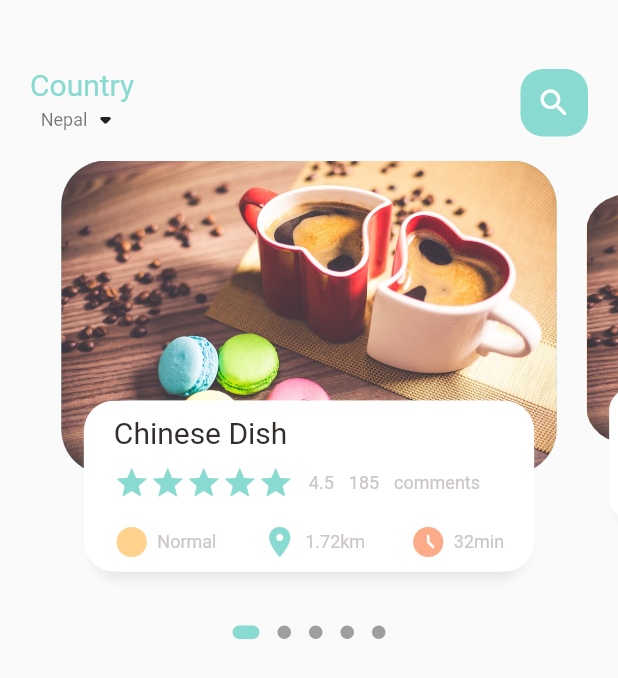
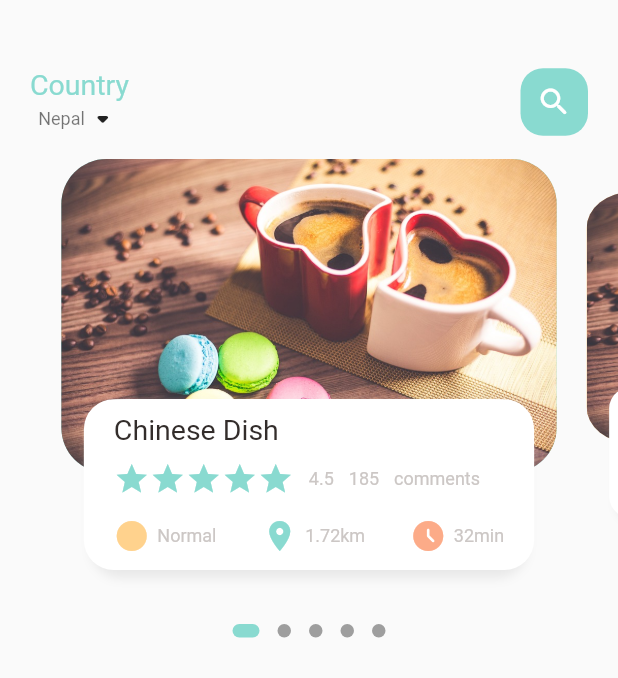
Before and after one commit to AlikoGrace/food_delivery_project, a Flutter app: the screen it shows after launch, on a phone screen of 412 x 824 dp. Shown: the top 678 px of the screen. Run offline on Flutter 3.47's test engine with Material 2 defaults, Android fonts, the phone set to English and light mode, and no system bars; drawn by our look-alikes of dots_indicator; our stand-ins replace get.

Commit message:
Found a scaler and made the hardcoded sizes that relates to height responsive

```diff
--- a/lib/dimentions.dart
+++ b/lib/dimentions.dart
@@ -11,5 +11,8 @@ class Dimentions {
   static double pageViewTextContainer = screenHeight / 7.23;
   static double Height10 = screenHeight / 86.6;
   static double Height20 = screenHeight / 43.3;
+  static double Height15 = screenHeight / 57.7;
   //866/120
+
+  static double font20 = screenHeight / 43.3;
 }
--- a/lib/home/food_page_body.dart
+++ b/lib/home/food_page_body.dart
@@ -118,12 +118,13 @@ class _FoodPageBodyState extends State<FoodPageBody> {
                     BoxShadow(color: Colors.white, offset: Offset(5, 0))
                   ]),
               child: Container(
-                  padding: EdgeInsets.only(right: 15, left: 15, top: 10),
+                  padding: EdgeInsets.only(
+                      right: 15, left: 15, top: Dimentions.Height10),
                   child: Column(
                     crossAxisAlignment: CrossAxisAlignment.start,
                     children: [
                       BigText(text: 'Chinese Dish'),
-                      SizedBox(height: 10),
+                      SizedBox(height: Dimentions.Height10),
                       Row(
                         children: [
                           Wrap(
@@ -149,7 +150,7 @@ class _FoodPageBodyState extends State<FoodPageBody> {
                           SmallText(text: 'comments'),
                         ],
                       ),
-                      SizedBox(height: 15),
+                      SizedBox(height: Dimentions.Height15),
                       Row(
                         mainAxisAlignment: MainAxisAlignment.spaceBetween,
                         children: [
--- a/lib/widgets/big_text.dart
+++ b/lib/widgets/big_text.dart
@@ -1,4 +1,5 @@
 import 'package:flutter/material.dart';
+import 'package:food_delivery_project/dimentions.dart';
 
 class BigText extends StatelessWidget {
   final String text;
@@ -17,7 +18,7 @@ class BigText extends StatelessWidget {
       text,
       maxLines: 1,
       overflow: overflow,
-      style: TextStyle(color: color, fontSize: size),
+      style: TextStyle(color: color, fontSize: Dimentions.font20),
     );
   }
 }
```
